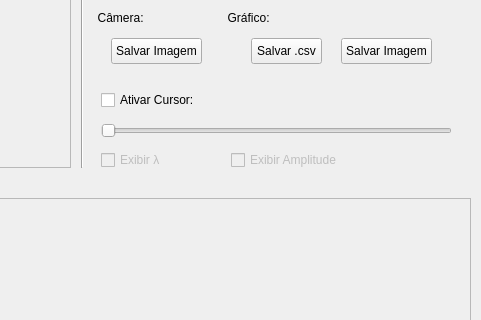
Above: GUI/Pages/mainPage.ui from domdealm/PySide2Spectrometer before the change; both pictures show x 249 to 730 and y 92 to 412 of the 730 by 600 pixel window. Below: the same form after it.
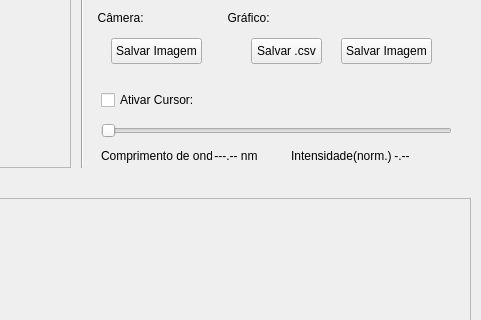
That is the form after the change. The open tabs and pages were chosen to show the change. Icons and pictures are not drawn.

Patch:
```diff
--- a/GUI/Pages/mainPage.ui
+++ b/GUI/Pages/mainPage.ui
@@ -320,44 +320,6 @@
      <enum>Qt::Horizontal</enum>
     </property>
    </widget>
-   <widget class="QCheckBox" name="ToggleNM">
-    <property name="enabled">
-     <bool>false</bool>
-    </property>
-    <property name="geometry">
-     <rect>
-      <x>350</x>
-      <y>240</y>
-      <width>85</width>
-      <height>24</height>
-     </rect>
-    </property>
-    <property name="text">
-     <string>Exibir λ</string>
-    </property>
-    <property name="checkable">
-     <bool>true</bool>
-    </property>
-   </widget>
-   <widget class="QCheckBox" name="ToggleAmp">
-    <property name="enabled">
-     <bool>false</bool>
-    </property>
-    <property name="geometry">
-     <rect>
-      <x>480</x>
-      <y>240</y>
-      <width>131</width>
-      <height>24</height>
-     </rect>
-    </property>
-    <property name="text">
-     <string>Exibir Amplitude</string>
-    </property>
-    <property name="checkable">
-     <bool>true</bool>
-    </property>
-   </widget>
    <widget class="QRadioButton" name="ImgFlip">
     <property name="geometry">
      <rect>
@@ -371,6 +333,58 @@
      <string>Inverter Horiz.</string>
     </property>
    </widget>
+   <widget class="QLabel" name="label_10">
+    <property name="geometry">
+     <rect>
+      <x>350</x>
+      <y>240</y>
+      <width>111</width>
+      <height>16</height>
+     </rect>
+    </property>
+    <property name="text">
+     <string>Comprimento de onda:</string>
+    </property>
+   </widget>
+   <widget class="QLabel" name="LNano">
+    <property name="geometry">
+     <rect>
+      <x>460</x>
+      <y>240</y>
+      <width>51</width>
+      <height>16</height>
+     </rect>
+    </property>
+    <property name="text">
+     <string> ---.-- nm</string>
+    </property>
+   </widget>
+   <widget class="QLabel" name="label_17">
+    <property name="geometry">
+     <rect>
+      <x>540</x>
+      <y>240</y>
+      <width>101</width>
+      <height>16</height>
+     </rect>
+    </property>
+    <property name="text">
+     <string>Intensidade(norm.):</string>
+    </property>
+   </widget>
+   <widget class="QLabel" name="LInt">
+    <property name="geometry">
+     <rect>
+      <x>640</x>
+      <y>240</y>
+      <width>31</width>
+      <height>16</height>
+     </rect>
+    </property>
+    <property name="text">
+     <string> -.--</string>
+    </property>
+   </widget>
   </widget>
   <widget class="QWidget" name="page_2">
    <widget class="QLabel" name="CamFeed">
```
Left out of the diff: 7 changed lines with no effect on the pictures.
